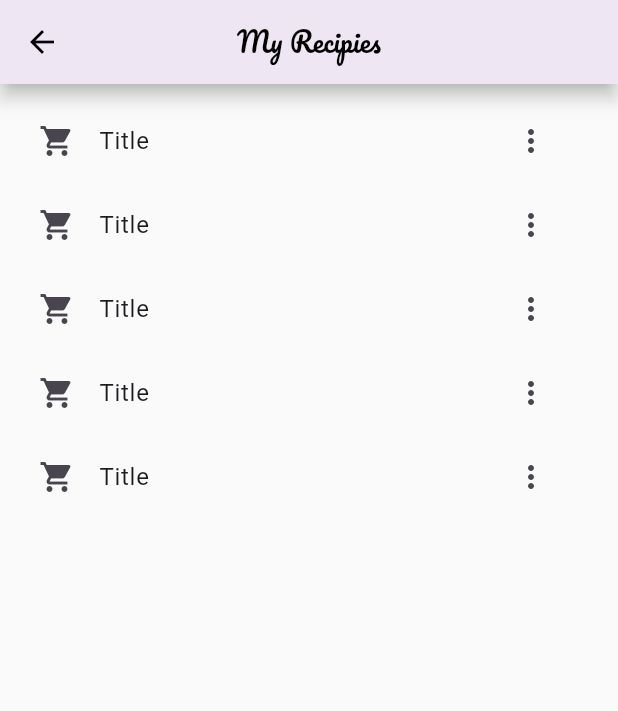
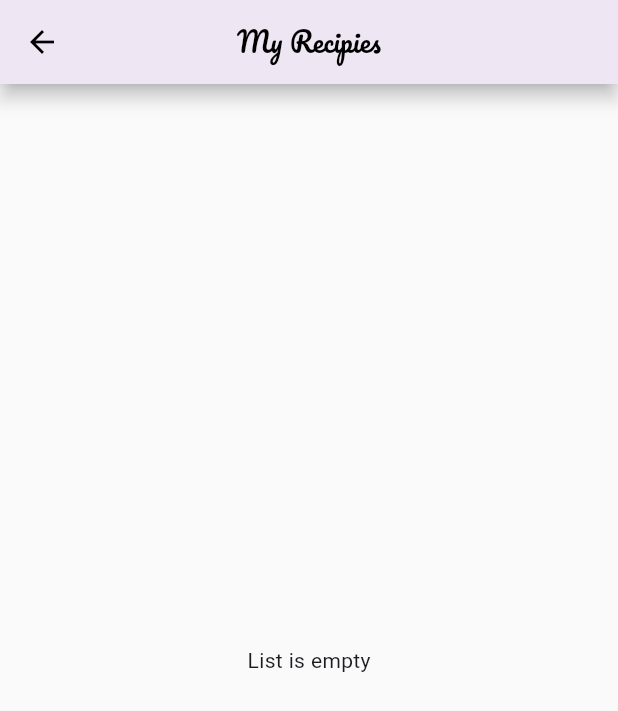
Before and after one commit to shivamgupta7837/fridge-to-feast-, a Flutter app: the MyRecipe screen opened directly, on a phone screen of 412 x 824 dp. Shown: the top 711 px of the screen. Run offline on Flutter 3.47's test engine with Material 3 defaults, Android fonts, the phone set to English and light mode, and no system bars; our stand-ins replace bloc, dio, equatable, firebase_core, flutter_bloc, google_fonts and 3 more; accounts and stored records are empty.

Commit message:
bugs fixed

```diff
--- a/lib/logic/cubit/kitchen_campanion/kitchen_campanion_cubit.dart
+++ b/lib/logic/cubit/kitchen_campanion/kitchen_campanion_cubit.dart
@@ -5,12 +5,14 @@ import 'package:dio/dio.dart';
 import 'package:equatable/equatable.dart';
 import 'package:fridge_to_feast/Apis/api_keys.dart';
 import 'package:fridge_to_feast/models/kitchen_campanion_model.dart';
+import 'package:fridge_to_feast/models/my_recipies_model.dart';
 import 'package:google_generative_ai/google_generative_ai.dart';
 
 part 'kitchen_campanion_state.dart';
 
 class KitchenCampanionCubit extends Cubit<KitchenCampanionState> {
   List<KitchenCampanionModel> newList = [];
+  List<MyRecipiesModel> recipeList = [];
   final _key = ApiKey();
   KitchenCampanionCubit() : super(KitchenCampanionInitial()){
     emit(KitchenCampanionEmptyState());
@@ -31,7 +33,7 @@ class KitchenCampanionCubit extends Cubit<KitchenCampanionState> {
       final content = [Content.text(messageToGemini)];
       final response = await model.generateContent(content);
       newList.add(KitchenCampanionModel(
-          message: removeSymbols(response.text.toString()),
+          message: _removeSymbols(response.text.toString()),
           isPrompt: false,
           date: DateTime.now()));
       emit(KitchenCampanionLoadedState(user: List.from(newList)));
@@ -40,7 +42,7 @@ class KitchenCampanionCubit extends Cubit<KitchenCampanionState> {
     }
   }
 
-  String removeSymbols(String geminiResponse) {
+  String _removeSymbols(String geminiResponse) {
   return geminiResponse.replaceAll('#', '').replaceAll('*', '');
 }
 
--- a/lib/logic/cubit/kitchen_campanion/kitchen_campanion_state.dart
+++ b/lib/logic/cubit/kitchen_campanion/kitchen_campanion_state.dart
@@ -14,12 +14,10 @@ class KitchenCampanionEmptyState extends KitchenCampanionState {}
 class KitchenCampanionLoadingState extends KitchenCampanionState {}
 
 class KitchenCampanionLoadedState extends KitchenCampanionState {
-  final List<KitchenCampanionModel> user ;
-  const KitchenCampanionLoadedState({required this.user});
+   List<KitchenCampanionModel> user = [];
+   KitchenCampanionLoadedState({required this.user});
   List<Object> get props => [user];
 }
-
-
 
 class KitchenCampanionErrorState extends KitchenCampanionState {
   final String message;
--- /dev/null
+++ b/lib/logic/cubit/my_recipe/my_recipe_cubit.dart
@@ -0,0 +1,40 @@
+import 'package:bloc/bloc.dart';
+import 'package:equatable/equatable.dart';
+import 'package:fridge_to_feast/models/my_recipies_model.dart';
+
+part 'my_recipe_state.dart';
+
+class MyRecipeCubit extends Cubit<MyRecipeState> {
+  final List<MyRecipiesModel> recipeList = [];
+
+  MyRecipeCubit() : super(MyRecipeInitial()) {
+    emit(MyRecipeEmptyState());
+  }
+
+  void addRecipes({required String recipe, required String title}) {
+    recipeList.add(MyRecipiesModel(
+      title: title.toString(),
+      recipe: _removeSymbols(recipe.toString()),
+    ));
+    try {
+      // print("title before emit: $title");
+      emit(MyRecipeLoadedState(recipesList: List.from(recipeList)));
+      // print("title after emit: $title");
+    } catch (e) {
+      emit(MyRecipeErrorState(message: e.toString()));
+    }
+  }
+
+  void deleteRecipes(int index) {
+recipeList.removeAt(index);
+    try {
+      emit(MyRecipeLoadedState(recipesList: List.from(recipeList)));
+    } catch (e) {
+      emit(MyRecipeErrorState(message: e.toString()));
+    }
+  }
+
+  String _removeSymbols(String geminiResponse) {
+    return geminiResponse.replaceAll('#', '').replaceAll('*', '');
+  }
+}
--- /dev/null
+++ b/lib/logic/cubit/my_recipe/my_recipe_state.dart
@@ -0,0 +1,31 @@
+part of 'my_recipe_cubit.dart';
+
+sealed class MyRecipeState extends Equatable {
+  const MyRecipeState();
+
+  @override
+  List<Object> get props => [];
+}
+
+final class MyRecipeInitial extends MyRecipeState {}
+
+
+class MyRecipeEmptyState extends MyRecipeState {}
+
+class MyRecipeLoadingState extends MyRecipeState {}
+
+class MyRecipeLoadedState extends MyRecipeState {
+   List<MyRecipiesModel> recipesList =[];
+   MyRecipeLoadedState({required this.recipesList});
+  List<Object> get props => [recipesList];
+}
+
+
+
+class MyRecipeErrorState extends MyRecipeState {
+  final String message;
+
+ MyRecipeErrorState({required this.message});
+
+  List<Object> get props=>[message];
+}
--- a/lib/main.dart
+++ b/lib/main.dart
@@ -5,6 +5,7 @@ import 'package:flutter_bloc/flutter_bloc.dart';
 import 'package:fridge_to_feast/firebase_options.dart';
 import 'package:fridge_to_feast/logic/bloc/grocery_items/grocery_items_bloc.dart';
 import 'package:fridge_to_feast/logic/cubit/kitchen_campanion/kitchen_campanion_cubit.dart';
+import 'package:fridge_to_feast/logic/cubit/my_recipe/my_recipe_cubit.dart';
 import 'package:fridge_to_feast/logic/cubit/youtube_player/youtube_player_cubit.dart';
 import 'package:fridge_to_feast/presentation/screens/home_page.dart';
 
@@ -35,6 +36,9 @@ class MyApp extends StatelessWidget {
         BlocProvider<YoutubeCubit>(
           create: (context) => YoutubeCubit(),
         ),
+        BlocProvider<MyRecipeCubit>(
+          create: (context) => MyRecipeCubit(),
+        ),
       ],
       child: MaterialApp(
       debugShowCheckedModeBanner: false,
--- a/lib/presentation/screens/ui/navigations/myDrawer/my_recipe.dart
+++ b/lib/presentation/screens/ui/navigations/myDrawer/my_recipe.dart
@@ -1,6 +1,7 @@
-import 'package:flutter/foundation.dart';
 import 'package:flutter/material.dart';
-import 'package:flutter/widgets.dart';
+import 'package:flutter_bloc/flutter_bloc.dart';
+import 'package:fridge_to_feast/logic/cubit/my_recipe/my_recipe_cubit.dart';
+import 'package:fridge_to_feast/presentation/screens/ui/navigations/myDrawer/my_recipe_full_Screen.dart';
 import 'package:google_fonts/google_fonts.dart';
 
 class MyRecipe extends StatelessWidget {
@@ -8,7 +9,8 @@ class MyRecipe extends StatelessWidget {
 
   @override
   Widget build(BuildContext context) {
-    return  Scaffold(
+    return Scaffold(
+      resizeToAvoidBottomInset: true,
         backgroundColor: Colors.grey.shade50,
         appBar: AppBar(
           centerTitle: true,
@@ -22,22 +24,52 @@ class MyRecipe extends StatelessWidget {
                 GoogleFonts.pacifico(fontSize: 18, fontWeight: FontWeight.w300),
           ),
         ),
-      body: Padding(
+        body: BlocBuilder<MyRecipeCubit, MyRecipeState>(
+          builder: (context, state) {
+           if(state is MyRecipeLoadedState){
+            print( state.recipesList[0].title);
+            return Padding(
               padding: const EdgeInsets.all(10.0),
-        child: ListView.builder(
-          itemCount: 5,
-          itemBuilder: (context,index){
+              child: ListView.separated(
+                separatorBuilder: (context, index) => Divider(),
+                itemCount: state.recipesList.length,
+                itemBuilder: (context, index) {
+                final title = state.recipesList[index].title;
+                final recipe = state.recipesList[index].recipe;
                   return ListTile(
-                              leading: const Icon(Icons.shopping_cart),
-                              title: Text('Title'),
+                      leading: CircleAvatar(radius: 15,child: Text((index+1).toString(),style: TextStyle(fontSize: 14),),),
+                      title: Text(title.toString()),
                       trailing: IconButton(
-                                icon: const Icon(Icons.more_vert),
-                                onPressed: () {}
-                              )
+                          icon: const Icon(Icons.delete), onPressed: () {
+                            context.read<MyRecipeCubit>().deleteRecipes(index);
+                          }),
+                          onTap: (){
+                            Navigator.push(context,MaterialPageRoute(builder: (_)=>MyRecipeFullScreen(myRecipe: recipe,title:title)));
+                          },
                           );
                 },
               ),
-      )
             );
            }
+           else if(state is MyRecipeErrorState){
+            return Center(
+              child: Text(state.message.toString()),
+            );
            }
+           else if(state is MyRecipeLoadingState){
+            return const Center(
+              child: CircularProgressIndicator()
+            );
+           }
+           else if(state is MyRecipeEmptyState){
+            return const Center(
+              child: Text("List is empty")
+            );
+           }
+           else{
+            return Text("Nothing found");
+           }
+          },
+        ));
+  }
+}
```
Also changed, not shown: lib/logic/cubit/my_recipes/my_recipes_cubit.dart (deleted, +0 -23 lines), lib/logic/cubit/my_recipes/my_recipes_state.dart (deleted, +0 -28 lines), lib/presentation/screens/home_page.dart (+5 -3 lines), lib/presentation/screens/ui/navigations/Kitchen_companion.dart (+129 -37 lines), lib/presentation/screens/ui/navigations/myDrawer/my_recipe_full_Screen.dart (added, +42 -0 lines). Lines whose indentation alone changed are shown as unchanged.
